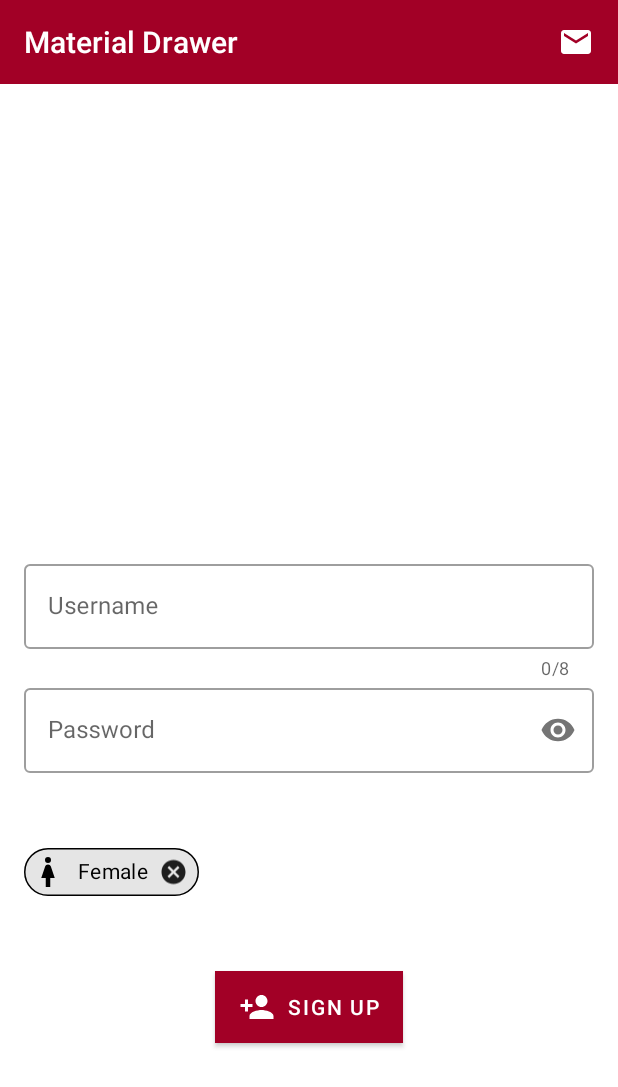
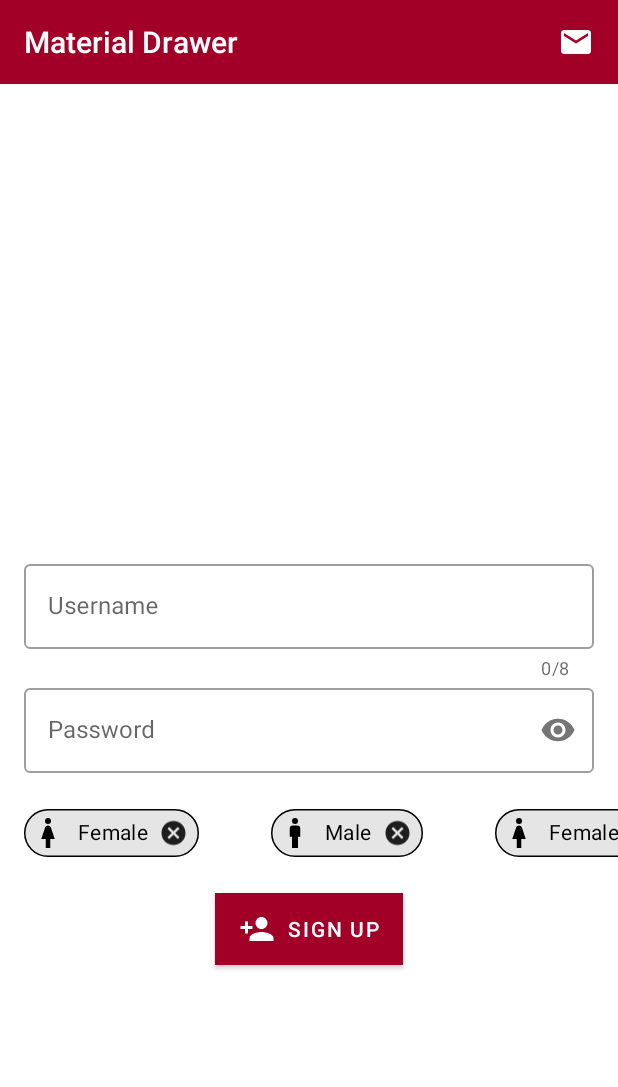
Before and after one commit to esmaeil-ahmadipour/Android_MaterialDesign, an Android app: the SixActivity screen opened directly, with no data from a screen before it, on a phone screen of 412 x 824 dp. Shown: the top 1087 px of the screen. Run offline under Robolectric (Android 15) with nearby library versions, the phone set to English and light mode, and no system bars.

Commit message:
Commit> Add ChipGroup

```diff
--- a/app/src/main/java/ir/ea2/android_materialdesign/SixActivity.java
+++ b/app/src/main/java/ir/ea2/android_materialdesign/SixActivity.java
@@ -7,14 +7,11 @@ import android.text.TextWatcher;
 import android.view.View;
 import android.widget.CompoundButton;
 import android.widget.Toast;
-
 import com.google.android.material.chip.Chip;
 import com.google.android.material.textfield.TextInputEditText;
 import com.google.android.material.textfield.TextInputLayout;
-
 import androidx.appcompat.app.AppCompatActivity;
 import androidx.appcompat.widget.Toolbar;
-import androidx.constraintlayout.widget.ConstraintLayout;
 
 public class SixActivity extends AppCompatActivity {
     private TextInputEditText textInputPassword, textInputUsername;
--- a/app/src/main/res/layout/activity_six.xml
+++ b/app/src/main/res/layout/activity_six.xml
@@ -64,33 +64,95 @@
             android:inputType="textPassword" />
     </com.google.android.material.textfield.TextInputLayout>
 
-    <LinearLayout
-        android:id="@+id/linearLayout"
+    <HorizontalScrollView
+        android:id="@+id/horizontalScrollView"
         android:layout_width="match_parent"
-        android:layout_height="100dp"
-        android:layout_marginTop="16dp"
-        android:orientation="horizontal"
+        android:scrollbars="none"
+        android:layout_height="wrap_content"
         app:layout_constraintEnd_toEndOf="parent"
         app:layout_constraintHorizontal_bias="0.0"
         app:layout_constraintStart_toStartOf="parent"
         app:layout_constraintTop_toBottomOf="@+id/ac_six_password_layout">
+
+        <com.google.android.material.chip.ChipGroup
+            android:id="@+id/chipgroup"
+            app:singleSelection="true"
+            app:chipSpacingHorizontal="16dp"
+            android:layout_width="wrap_content"
+            android:layout_height="wrap_content"
+            android:layout_marginTop="16dp"
+            app:singleLine="true">
+
             <com.google.android.material.chip.Chip
                 android:id="@+id/ac_six_chip_female"
                 android:layout_width="wrap_content"
+                android:layout_height="wrap_content"
+                android:layout_gravity="center"
+                android:layout_marginHorizontal="16dp"
+                android:checkable="true"
+                android:clickable="true"
+                android:text="@string/ac_six_chip_female"
+                android:textColor="@color/colorBlack"
                 app:chipIcon="@drawable/human_female"
                 app:chipIconTint="@color/colorBlack"
-    app:rippleColor="@color/secondaryColor"
+                app:chipStrokeColor="@color/colorBlack"
+                app:chipStrokeWidth="1dp"
+                app:closeIconEnabled="true"
+                app:rippleColor="@color/secondaryColor" />
+
+            <com.google.android.material.chip.Chip
+                android:id="@+id/ac_six_chip_male"
+                android:layout_width="wrap_content"
+                android:layout_height="wrap_content"
+                android:layout_gravity="center"
+                android:layout_marginHorizontal="16dp"
                 android:checkable="true"
                 android:clickable="true"
+                android:text="@string/ac_six_chip_male"
+                android:textColor="@color/colorBlack"
+                app:chipIcon="@drawable/human_male"
+                app:chipIconTint="@color/colorBlack"
+                app:chipStrokeColor="@color/colorBlack"
+                app:chipStrokeWidth="1dp"
                 app:closeIconEnabled="true"
+                app:rippleColor="@color/secondaryColor" />
+
+            <com.google.android.material.chip.Chip
+                android:id="@+id/ac_six_chip_female2"
+                android:layout_width="wrap_content"
+                android:layout_height="wrap_content"
                 android:layout_gravity="center"
+                android:layout_marginHorizontal="16dp"
+                android:checkable="true"
+                android:clickable="true"
                 android:text="@string/ac_six_chip_female"
+                android:textColor="@color/colorBlack"
+                app:chipIcon="@drawable/human_female"
+                app:chipIconTint="@color/colorBlack"
+                app:chipStrokeColor="@color/colorBlack"
                 app:chipStrokeWidth="1dp"
+                app:closeIconEnabled="true"
+                app:rippleColor="@color/secondaryColor" />
+
+            <com.google.android.material.chip.Chip
+                android:id="@+id/ac_six_chip_male2"
+                android:layout_width="wrap_content"
+                android:layout_height="wrap_content"
+                android:layout_gravity="center"
+                android:layout_marginHorizontal="16dp"
+                android:checkable="true"
+                android:clickable="true"
+                android:text="@string/ac_six_chip_male"
+                android:textColor="@color/colorBlack"
+                app:chipIcon="@drawable/human_male"
+                app:chipIconTint="@color/colorBlack"
                 app:chipStrokeColor="@color/colorBlack"
-    android:textColor="@color/colorBlack"
-    android:layout_marginHorizontal="16dp"
-    android:layout_height="wrap_content"/>
-    </LinearLayout>
+                app:chipStrokeWidth="1dp"
+                app:closeIconEnabled="true"
+                app:rippleColor="@color/secondaryColor" />
+        </com.google.android.material.chip.ChipGroup>
+    </HorizontalScrollView>
+
 
     <com.google.android.material.button.MaterialButton
         android:id="@+id/ac_six_btn_signup"
@@ -105,7 +167,7 @@
         app:layout_constraintBottom_toBottomOf="parent"
         app:layout_constraintEnd_toEndOf="parent"
         app:layout_constraintStart_toStartOf="parent"
-        app:layout_constraintTop_toBottomOf="@+id/linearLayout"
+        app:layout_constraintTop_toBottomOf="@+id/horizontalScrollView"
         app:layout_constraintVertical_bias="0.0"
         app:rippleColor="@color/primaryDarkColor"
         app:strokeColor="@color/primaryDarkColor"
```
Lines whose indentation alone changed are shown as unchanged.
